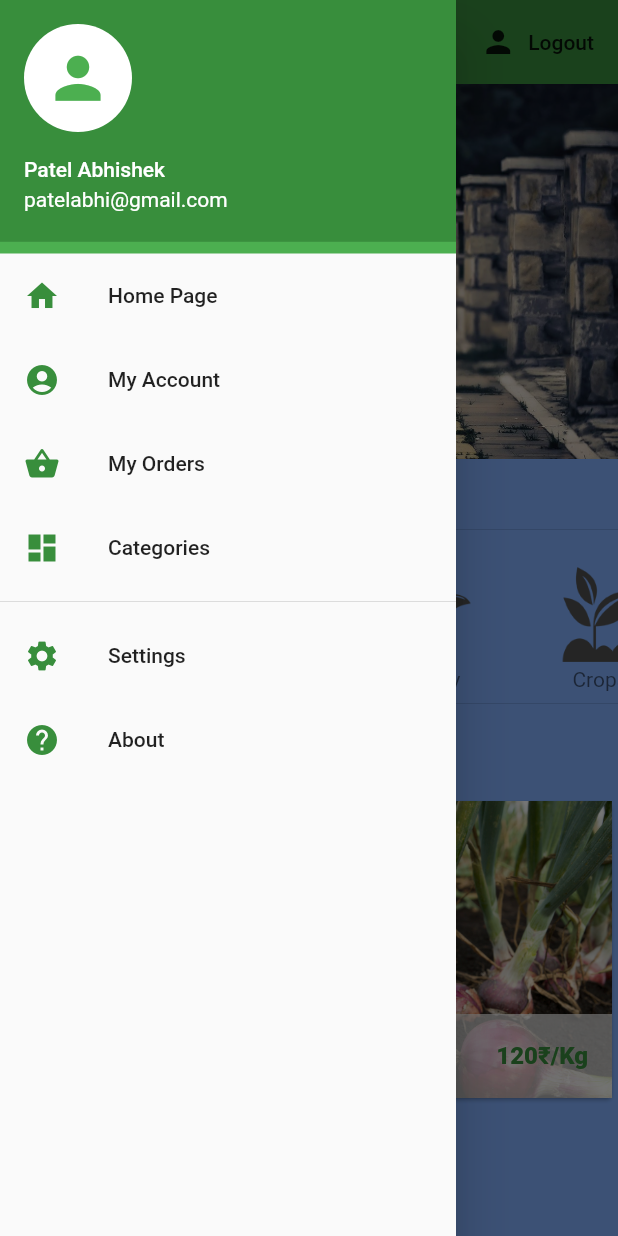
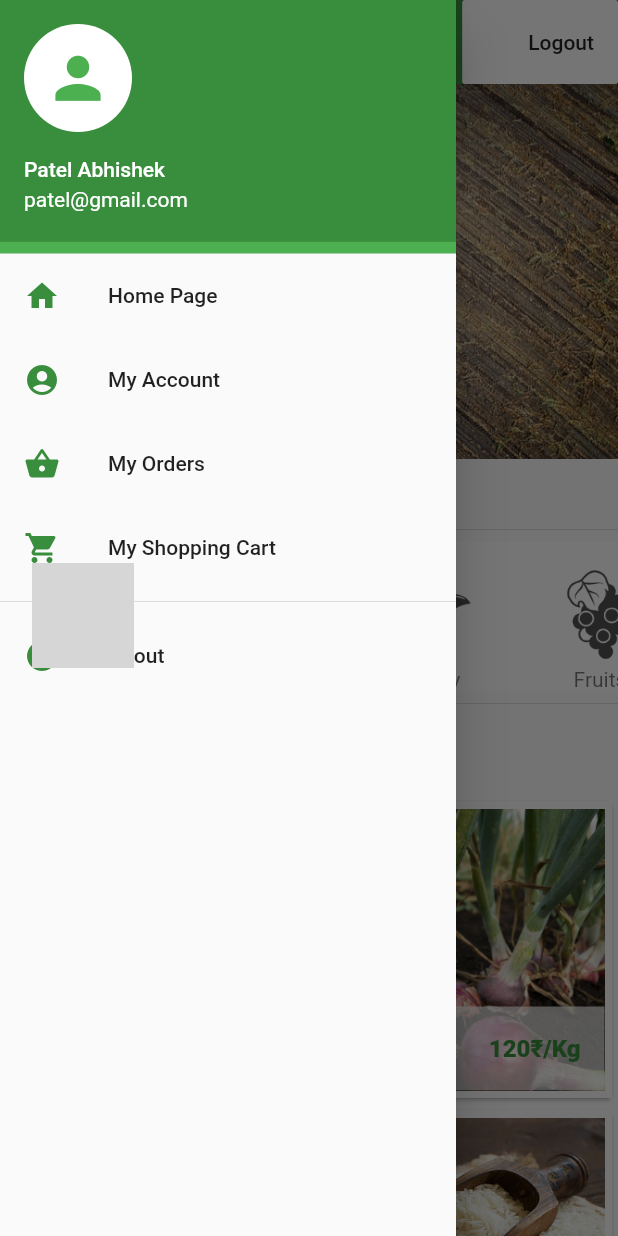
Before and after one commit to Ayusinha/AgriCart, a Flutter app: the screen it shows once a user with an empty profile is signed in, in the side drawer, after a tap on the "search" icon, on a phone screen of 412 x 824 dp. Run offline on Flutter 3.47's test engine with Material 2 defaults, Android fonts, the phone set to English and light mode, and no system bars; drawn by our look-alikes of carousel_pro; our stand-ins replace firebase_auth; accounts and stored records are empty; grey boxes are pictures that could not be loaded.

Commit message:
Front end added and Modified register page

```diff
--- a/lib/screens/authenticate/register.dart
+++ b/lib/screens/authenticate/register.dart
@@ -1,5 +1,7 @@
 import 'package:flutter/material.dart';
 import 'package:ecom/services/auth.dart';
+
+enum Character { Farmer, Buyer }
 
 class Register extends StatefulWidget {
 
@@ -14,10 +16,14 @@ class _RegisterState extends State<Register> {
 
   final AuthService _auth = AuthService();
   final _formKey= GlobalKey<FormState>();
+
   //text fiels state
   String email= '';
   String password='';
   String error='';
+  String phone='';
+  Character _character = Character.Farmer;
+
   @override
   Widget build(BuildContext context) {
     return Scaffold(
@@ -58,6 +64,31 @@ class _RegisterState extends State<Register> {
                 },
               ),
               SizedBox(height: 20.0),
+              TextFormField(
+                // The validator receives the text that the user has entered.
+                validator: (value) => value.length <10 ? 'Enter a Valid 10 digit Mobile number' : null,
+                onChanged: (value){
+                  setState(() => phone = value);
+                },
+              ),
+              SizedBox(height: 20.0),
+              Column(
+                children: <Widget>[
+                  RadioListTile<Character>(
+                    title: const Text('Lafayette'),
+                    value: Character.Farmer,
+                    groupValue: _character,
+                    onChanged: (Character value) { setState(() { _character = value; }); },
+                  ),
+                  RadioListTile<Character>(
+                    title: const Text('Thomas Jefferson'),
+                    value: Character.Buyer,
+                    groupValue: _character,
+                    onChanged: (Character value) { setState(() { _character = value; }); },
+                  ),
+                ],
+              ),
+              SizedBox(height: 20.0),
               RaisedButton(
                 color: Colors.blue,
                 child: Text(
--- a/lib/screens/authenticate/signin.dart
+++ b/lib/screens/authenticate/signin.dart
@@ -26,7 +26,7 @@ class _SignInState extends State<SignIn> {
       backgroundColor: Colors.white,
       appBar: AppBar(
         backgroundColor: Colors.green,
-        elevation: 0.2,
+        elevation: 0.0,
         title: Text('Sign in to Agri Cart App'),
         actions: <Widget>[
           FlatButton.icon(
--- a/lib/screens/home/components/horizontal_list_view.dart
+++ b/lib/screens/home/components/horizontal_list_view.dart
@@ -4,6 +4,7 @@ class HorizontalListView extends StatelessWidget {
   @override
   Widget build(BuildContext context) {
     return Container(
+      decoration: BoxDecoration(color: Colors.white70),
       alignment: Alignment.center,
       height: 100.0,
       child: ListView(
@@ -22,8 +23,8 @@ class HorizontalListView extends StatelessWidget {
             image_caption: 'Poultry',
           ),
           Category(
-            image_location: 'images/cats/crop.png',
-            image_caption: 'Crops',
+            image_location: 'images/cats/fruits.png',
+            image_caption: 'Fruits',
           ),
         ],
       )
@@ -33,10 +34,12 @@ class HorizontalListView extends StatelessWidget {
 class Category extends StatelessWidget {
   final String image_location;
   final String image_caption;
+  final String image_route;
 
   Category({
     this.image_caption,
     this.image_location,
+    this.image_route,
   });
   @override
   Widget build(BuildContext context) {
--- a/lib/screens/home/components/products.dart
+++ b/lib/screens/home/components/products.dart
@@ -10,7 +10,7 @@ class Products extends StatefulWidget {
 class _ProductsState extends State<Products> {
   var products_list = [
     {
-      "name": "Gehu",
+      "name": "Wheat",
       "farmer": 'Nandkishor',
       "contact": '+919999999990',
       "picture": "images/products/c1.jpg",
@@ -18,12 +18,36 @@ class _ProductsState extends State<Products> {
       "address": "Hatpipliya"
     },
     {
-      "name": "Pyaaj",
-      "farmer": 'Nandkishor2',
+      "name": "Onion",
+      "farmer": 'Ram',
       "contact": '+919999999991',
       "picture": "images/products/c2.jpg",
       "price": "120₹/Kg",
       "address": "Narwar"
+    },
+    {
+      "name": "Eggs",
+      "farmer": 'Sanjay',
+      "contact": '+919999999992',
+      "picture": "images/products/egg.jpg",
+      "price": "36₹/dozen",
+      "address": "Bhopal"
+    },
+    {
+      "name": "Rice",
+      "farmer": 'Nandkishor',
+      "contact": '+919999999993',
+      "picture": "images/products/rice.jpg",
+      "price": "70₹/Kg",
+      "address": "Dewas"
+    },
+    {
+      "name": "Apples",
+      "farmer": 'Nandkishor',
+      "contact": '+919999999994',
+      "picture": "images/products/apples.jpg",
+      "price": "30₹/Kg",
+      "address": "Hatpipliya"
     },
   ];
   @override
@@ -75,6 +99,8 @@ class Single_prod extends StatelessWidget {
                 product_farmer_address: prod_farmer_address,
                 product_farmer_contact: prod_farmer_contact,
               ))),
+          child: Padding(
+            padding: const EdgeInsets.all(5.0),
             child: GridTile(
               footer: Container(
                 color: Colors.white70,
@@ -85,6 +111,7 @@ class Single_prod extends StatelessWidget {
               ),
             child: Image.asset(prod_picture,
             fit: BoxFit.cover,),),
+          ),
         )
       )),
     );
--- a/lib/screens/home/home.dart
+++ b/lib/screens/home/home.dart
@@ -3,6 +3,7 @@ import 'package:flutter/material.dart';
 import 'package:carousel_pro/carousel_pro.dart';
 import 'package:ecom/screens/home/components/products.dart';
 import 'package:ecom/screens/home/components/horizontal_list_view.dart';
+import 'package:ecom/screens/home/pages/cart.dart';
 
 
 class Home extends StatelessWidget {
@@ -15,36 +16,39 @@ class Home extends StatelessWidget {
       child: new Carousel(
         boxFit: BoxFit.cover,
         images: [
-          AssetImage('images/c1.jpg'),
-          AssetImage('images/m1.jpeg'),
-          AssetImage('images/IMG_1266.JPG'),
+          AssetImage('images/m4.jpg'),
+          AssetImage('images/m3.jpg'),
+          AssetImage('images/c21.jpg'),
         ],
         autoplay: true,
+
         dotSize: 4.0,
         dotBgColor: Colors.transparent,
         indicatorBgPadding: 4.0,
         animationCurve: Curves.fastOutSlowIn,
-        animationDuration: Duration(milliseconds: 2000),
+        animationDuration: Duration(milliseconds: 1000),
       ),
     );
     return Scaffold(
-      backgroundColor: Colors.blueAccent[100],
-      appBar: AppBar(
+      appBar: new AppBar(
+        elevation: 20.0,
         title: Text('AgriCart'),
-        elevation: 0.0,
         actions: <Widget>[
           new IconButton(icon: Icon(Icons.search, color: Colors.white), onPressed: (){}),
-          new IconButton(icon: Icon(Icons.shopping_cart, color: Colors.white), onPressed: (){}),
+          new IconButton(icon: Icon(Icons.shopping_cart, color: Colors.white), onPressed: (){
+            Navigator.push(context, MaterialPageRoute(builder: (context) => new Cart()));
+          }),
           FlatButton.icon(
               onPressed: () async {
                 await _auth.signOut();
               },
-              icon: Icon(Icons.person),
-              label: Text('Logout')),
+              icon: Icon(Icons.person,color: Colors.white,),
+              label: Text('Logout'),
+              color: Colors.white,
+          ),
         ],
         backgroundColor: Color(0xFF388E3C),
       ),
-
       drawer: new Drawer(
           child: ListView(
             children: <Widget>[
@@ -53,7 +57,7 @@ class Home extends StatelessWidget {
                 color:Colors.green,
                 child: new UserAccountsDrawerHeader(
                   accountName: Text('Patel Abhishek'),
-                  accountEmail: Text('patelabhi@gmail.com'),
+                  accountEmail: Text('patel@gmail.com'),
                   currentAccountPicture: GestureDetector(
                     child: CircleAvatar(
                       backgroundColor: Colors.white,
@@ -91,25 +95,22 @@ class Home extends StatelessWidget {
               ),
 
               InkWell(
-                  onTap: (){},
+                  onTap: (){
+                    Navigator.push(context, MaterialPageRoute(builder: (context) => new Cart()));
+                  },
                   child: ListTile(
-                      title: Text('Categories'),
-                      leading: Icon(Icons.dashboard, color: Color(0xFF388E3C),)
+                      title: Text('My Shopping Cart'),
+                      leading: Icon(Icons.shopping_cart, color: Color(0xFF388E3C),)
                   )
               ),
 
               Divider(),
 
-              InkWell(
-                  onTap: (){},
-                  child: ListTile(
-                      title: Text('Settings'),
-                      leading: Icon(Icons.settings, color: Color(0xFF388E3C),)
-                  )
-              ),
 
               InkWell(
-                  onTap: (){},
+                  onTap: (){
+
+                  },
                   child: ListTile(
                       title: Text('About'),
                       leading: Icon(Icons.help, color: Color(0xFF388E3C),)
--- /dev/null
+++ b/lib/screens/home/pages/cart.dart
@@ -0,0 +1,23 @@
+import 'package:flutter/material.dart';
+
+class Cart extends StatefulWidget {
+  @override
+  _CartState createState() => _CartState();
+}
+
+class _CartState extends State<Cart> {
+  @override
+  Widget build(BuildContext context) {
+    return Scaffold(
+      appBar: new AppBar(
+        elevation: 20.0,
+        title: Text('AgriCart'),
+        actions: <Widget>[
+          new IconButton(icon: Icon(Icons.search, color: Colors.white), onPressed: (){}),
+          new IconButton(icon: Icon(Icons.shopping_cart, color: Colors.white), onPressed: (){})
+        ],
+        backgroundColor: Color(0xFF388E3C),
+      ),
+    );
+  }
+}
--- a/lib/screens/home/pages/product_details.dart
+++ b/lib/screens/home/pages/product_details.dart
@@ -129,8 +129,9 @@ class _ProductDetailsState extends State<ProductDetails> {
             leading: new IconButton(icon: Icon(Icons.person, size: 35.0, color: Colors.green,), onPressed: null),
             title: Text('${widget.product_farmer_name}', style: TextStyle(fontSize: 20.0),),
             subtitle: Text('Address: ${widget.product_farmer_address}'),
-            trailing: new IconButton(icon: Icon(Icons.call, color: Color(0xFF388E3C),), onPressed: ()=>
-                UrlLauncher.launch('tel:+${widget.product_farmer_contact.toString()}')),
+            trailing: new IconButton(icon: Icon(Icons.line_style), onPressed: null)
+//            new IconButton(icon: Icon(Icons.call, color: Color(0xFF388E3C),), onPressed: ()=>
+//                UrlLauncher.launch('tel:+${widget.product_farmer_contact.toString()}')),
           ),
           Divider(color: Colors.black87,),
           new ListTile(
```
Also changed, not shown: pubspec.yaml (+10 -5 lines), images/c21.jpg (added), images/cats/fruits.png (added), images/m3.jpg (added), images/m4.jpg (added), images/products/apples.jpg (added), images/products/c3.jpg (added), images/products/egg.jpg (added), images/products/rice.jpg (added). Lines whose indentation alone changed are shown as unchanged.
